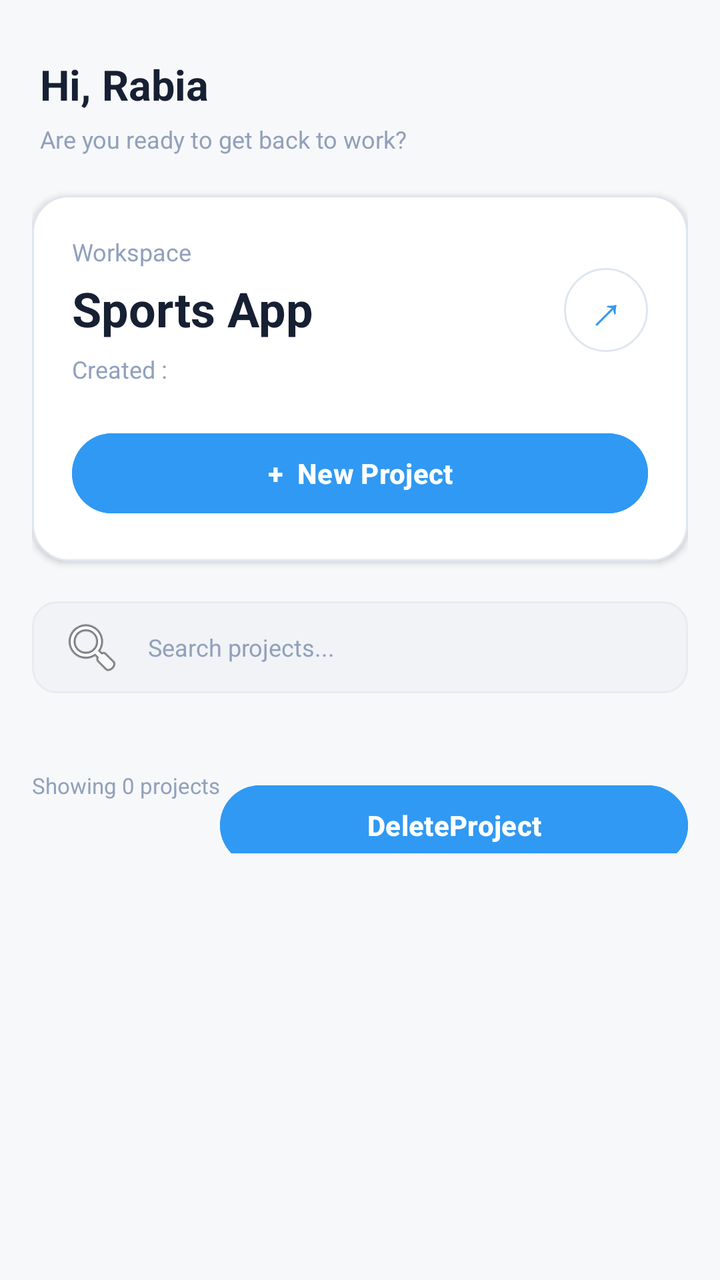
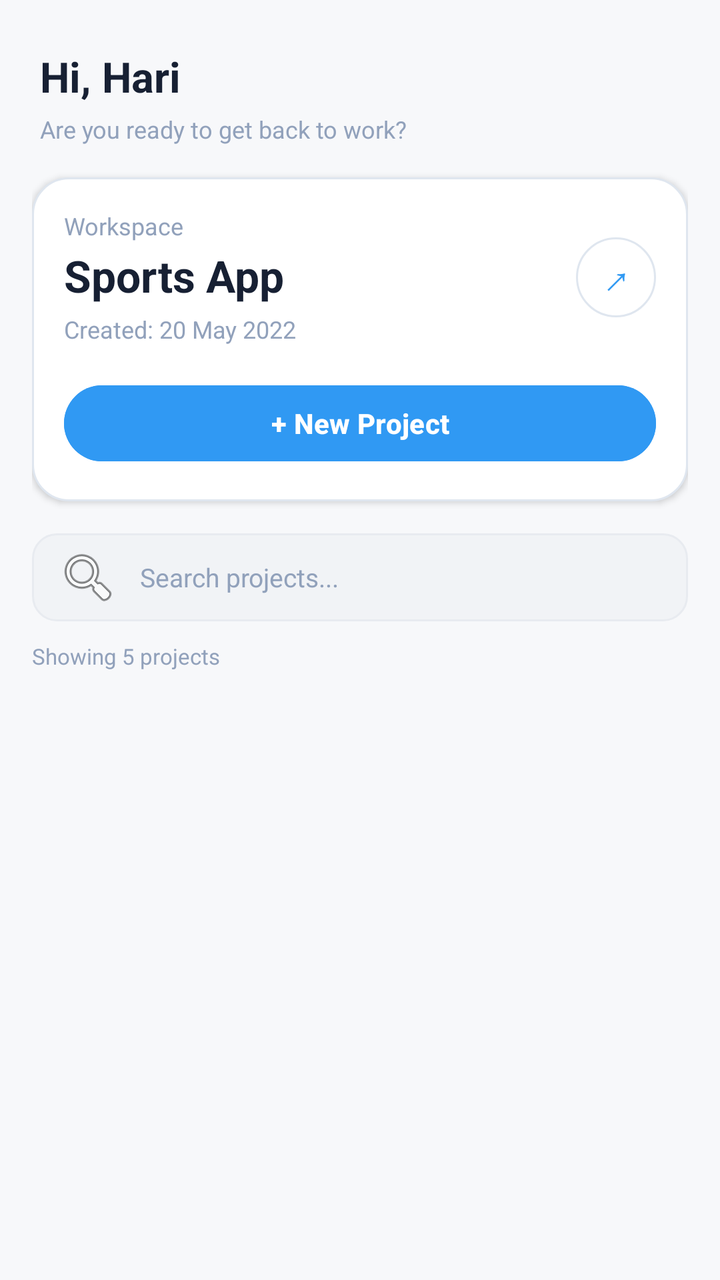

Screens rendered from an Android XML layout before and after an edit, with the pre-edit source and the edit as a unified diff.
<!-- AndroidManifest.xml: application theme Theme.TaskFlow -->
<!-- res/layout/activity_home.xml -->
<ScrollView
    xmlns:android="http://schemas.android.com/apk/res/android"
    android:layout_width="match_parent"
    android:layout_height="match_parent"
    android:background="#F7F8FA"
    android:fillViewport="true"
    android:overScrollMode="never">

    <LinearLayout
        android:layout_width="match_parent"
        android:layout_height="wrap_content"
        android:orientation="vertical"
        android:paddingStart="16dp"
        android:paddingTop="28dp"
        android:paddingEnd="16dp"
        android:paddingBottom="40dp">

        

        <TextView
            android:id="@+id/tvWelcome"
            android:layout_width="match_parent"
            android:layout_height="wrap_content"
            android:paddingStart="4dp"
            android:text="Hi, Rabia"
            android:textColor="#172033"
            android:textSize="21sp"
            android:textStyle="bold" />

        <TextView
            android:id="@+id/tvWelcomeSubtitle"
            android:layout_width="match_parent"
            android:layout_height="wrap_content"
            android:layout_marginTop="5dp"
            android:paddingStart="4dp"
            android:text="Are you ready to get back to work?"
            android:textColor="#91A1BB"
            android:textSize="12sp" />

        

        <LinearLayout
            android:layout_width="match_parent"
            android:layout_height="wrap_content"
            android:layout_marginTop="20dp"
            android:background="@drawable/bg_workspace_card"
            android:elevation="2dp"
            android:orientation="vertical"
            android:padding="20dp">

            <LinearLayout
                android:layout_width="match_parent"
                android:layout_height="wrap_content"
                android:gravity="center_vertical"
                android:orientation="horizontal">

                <LinearLayout
                    android:layout_width="0dp"
                    android:layout_height="wrap_content"
                    android:layout_weight="1"
                    android:orientation="vertical">

                    <TextView
                        android:id="@+id/tvWorkspaceLabel"
                        android:layout_width="wrap_content"
                        android:layout_height="wrap_content"
                        android:text="Workspace"
                        android:textColor="#91A1BB"
                        android:textSize="12sp" />

                    <TextView
                        android:id="@+id/tvWorkspaceName"
                        android:layout_width="wrap_content"
                        android:layout_height="wrap_content"
                        android:layout_marginTop="4dp"
                        android:text="Sports App"
                        android:textColor="#172033"
                        android:textSize="24sp"
                        android:textStyle="bold" />

                    <TextView
                        android:id="@+id/tvWorkspaceCreated"
                        android:layout_width="wrap_content"
                        android:layout_height="wrap_content"
                        android:layout_marginTop="6dp"
                        android:text="Created :"
                        android:textColor="#91A1BB"
                        android:textSize="12sp" />

                </LinearLayout>

                <TextView
                    android:id="@+id/tvWorkspaceArrow"
                    android:layout_width="42dp"
                    android:layout_height="42dp"
                    android:background="@drawable/bg_workspace_arrow"
                    android:contentDescription="Workspace"
                    android:gravity="center"
                    android:text="↗"
                    android:textColor="#3099F3"
                    android:textSize="24sp" />

            </LinearLayout>


            <Button
                android:id="@+id/btnNewProject"
                android:layout_width="match_parent"
                android:layout_height="48dp"
                android:layout_marginTop="20dp"
                android:backgroundTint="#3099F3"
                android:elevation="2dp"
                android:minHeight="0dp"
                android:text="+  New Project"
                android:textAllCaps="false"
                android:textColor="#FFFFFF"
                android:textSize="14sp"
                android:textStyle="bold" />

        </LinearLayout>

        

        <EditText
            android:id="@+id/etSearchProjects"
            android:layout_width="match_parent"
            android:layout_height="46dp"
            android:layout_marginTop="20dp"
            android:background="@drawable/bg_search_field"
            android:drawableStart="@android:drawable/ic_menu_search"
            android:drawablePadding="12dp"
            android:hint="Search projects..."
            android:inputType="text"
            android:paddingStart="14dp"
            android:paddingEnd="14dp"
            android:singleLine="true"
            android:textColor="#172033"
            android:textColorHint="#91A1BB"
            android:textSize="12sp" />

        

        <LinearLayout
            android:layout_width="match_parent"
            android:layout_height="wrap_content"
            android:layout_marginTop="12dp"
            android:gravity="center_vertical"
            android:orientation="horizontal">

            <TextView
                android:id="@+id/tvProjectsShowingLabel"
                android:layout_width="wrap_content"
                android:layout_height="wrap_content"
                android:text="Showing "
                android:textColor="#91A1BB"
                android:textSize="11sp" />

            <TextView
                android:id="@+id/tvUpcomingCount"
                android:layout_width="wrap_content"
                android:layout_height="wrap_content"
                android:text="0"
                android:textColor="#91A1BB"
                android:textSize="11sp" />

            <TextView
                android:layout_width="wrap_content"
                android:layout_height="wrap_content"
                android:text=" projects"
                android:textColor="#91A1BB"
                android:textSize="11sp" />


            <Button
                android:id="@+id/btndeleteproject"
                android:layout_width="match_parent"
                android:layout_height="48dp"
                android:layout_marginTop="20dp"
                android:backgroundTint="#3099F3"
                android:elevation="2dp"
                android:minHeight="0dp"
                android:text="DeleteProject"
                android:textAllCaps="false"
                android:textColor="#FFFFFF"
                android:textSize="14sp"
                android:textStyle="bold" />

        </LinearLayout>

        

        <LinearLayout
            android:id="@+id/llUpcomingProjects"
            android:layout_width="match_parent"
            android:layout_height="wrap_content"
            android:layout_marginTop="18dp"
            android:orientation="vertical" />

        

        <TextView
            android:id="@+id/tvNoProjects"
            android:layout_width="match_parent"
            android:layout_height="wrap_content"
            android:layout_marginTop="24dp"
            android:gravity="center"
            android:text="No projects yet. Create your first project!"
            android:textColor="#91A1BB"
            android:textSize="13sp"
            android:visibility="gone" />

    </LinearLayout>

</ScrollView>
<!-- resources referenced by this layout -->
<resources>
  <!-- drawable bg_search_field (drawable) -->
  <shape xmlns:android="http://schemas.android.com/apk/res/android"
      android:shape="rectangle">
  
      <solid android:color="#F1F3F6" />
  
      <corners android:radius="12dp" />
  
      <stroke
          android:width="1dp"
          android:color="#E8EBF0" />
  
  </shape>
  <!-- drawable bg_workspace_arrow (drawable) -->
  <shape xmlns:android="http://schemas.android.com/apk/res/android"
      android:shape="oval">
  
      <solid android:color="#FFFFFF" />
  
      <stroke
          android:width="1dp"
          android:color="#DFE6EF" />
  
  </shape>
  <!-- drawable bg_workspace_card (drawable) -->
  <shape xmlns:android="http://schemas.android.com/apk/res/android"
      android:shape="rectangle">
  
      <solid android:color="#FFFFFF" />
  
      <corners android:radius="18dp" />
  
      <stroke
          android:width="1dp"
          android:color="#DFE6EF" />
  
  </shape>
  <style name="Theme.TaskFlow" parent="Base.Theme.TaskFlow" />
  <style name="Base.Theme.TaskFlow" parent="Theme.Material3.DayNight.NoActionBar">
          
          
      </style>
</resources>

<!-- the commit's change to res/layout/activity_home.xml (unified diff, before → after) -->
@@ -1,214 +1,158 @@
-<ScrollView
-    xmlns:android="http://schemas.android.com/apk/res/android"
+<?xml version="1.0" encoding="utf-8"?>
+<LinearLayout xmlns:android="http://schemas.android.com/apk/res/android"
     android:layout_width="match_parent"
     android:layout_height="match_parent"
     android:background="#F7F8FA"
-    android:fillViewport="true"
-    android:overScrollMode="never">
+    android:orientation="vertical"
+    android:paddingStart="16dp"
+    android:paddingTop="24dp"
+    android:paddingEnd="16dp">
 
+    
+    <TextView
+        android:id="@+id/tvWelcome"
+        android:layout_width="match_parent"
+        android:layout_height="wrap_content"
+        android:paddingStart="4dp"
+        android:text="Hi, Hari"
+        android:textColor="#172033"
+        android:textSize="21sp"
+        android:textStyle="bold" />
+
+    <TextView
+        android:id="@+id/tvWelcomeSubtitle"
+        android:layout_width="match_parent"
+        android:layout_height="wrap_content"
+        android:layout_marginTop="4dp"
+        android:paddingStart="4dp"
+        android:text="Are you ready to get back to work?"
+        android:textColor="#91A1BB"
+        android:textSize="12sp" />
+
+    
     <LinearLayout
         android:layout_width="match_parent"
         android:layout_height="wrap_content"
+        android:layout_marginTop="16dp"
+        android:background="@drawable/bg_workspace_card"
+        android:elevation="2dp"
         android:orientation="vertical"
-        android:paddingStart="16dp"
-        android:paddingTop="28dp"
-        android:paddingEnd="16dp"
-        android:paddingBottom="40dp">
-
-        
-
-        <TextView
-            android:id="@+id/tvWelcome"
-            android:layout_width="match_parent"
-            android:layout_height="wrap_content"
-            android:paddingStart="4dp"
-            android:text="Hi, Rabia"
-            android:textColor="#172033"
-            android:textSize="21sp"
-            android:textStyle="bold" />
-
-        <TextView
-            android:id="@+id/tvWelcomeSubtitle"
-            android:layout_width="match_parent"
-            android:layout_height="wrap_content"
-            android:layout_marginTop="5dp"
-            android:paddingStart="4dp"
-            android:text="Are you ready to get back to work?"
-            android:textColor="#91A1BB"
-            android:textSize="12sp" />
-
-        
+        android:padding="16dp">
 
         <LinearLayout
             android:layout_width="match_parent"
             android:layout_height="wrap_content"
-            android:layout_marginTop="20dp"
-            android:background="@drawable/bg_workspace_card"
-            android:elevation="2dp"
-            android:orientation="vertical"
-            android:padding="20dp">
-
-            <LinearLayout
-                android:layout_width="match_parent"
-                android:layout_height="wrap_content"
-                android:gravity="center_vertical"
-                android:orientation="horizontal">
-
-                <LinearLayout
-                    android:layout_width="0dp"
-                    android:layout_height="wrap_content"
-                    android:layout_weight="1"
-                    android:orientation="vertical">
-
-                    <TextView
-                        android:id="@+id/tvWorkspaceLabel"
-                        android:layout_width="wrap_content"
-                        android:layout_height="wrap_content"
-                        android:text="Workspace"
-                        android:textColor="#91A1BB"
-                        android:textSize="12sp" />
-
-                    <TextView
-                        android:id="@+id/tvWorkspaceName"
-                        android:layout_width="wrap_content"
-                        android:layout_height="wrap_content"
-                        android:layout_marginTop="4dp"
-                        android:text="Sports App"
-                        android:textColor="#172033"
-                        android:textSize="24sp"
-                        android:textStyle="bold" />
-
-                    <TextView
-                        android:id="@+id/tvWorkspaceCreated"
-                        android:layout_width="wrap_content"
-                        android:layout_height="wrap_content"
-                        android:layout_marginTop="6dp"
-                        android:text="Created :"
-                        android:textColor="#91A1BB"
-                        android:textSize="12sp" />
-
-                </LinearLayout>
-
-                <TextView
-                    android:id="@+id/tvWorkspaceArrow"
-                    android:layout_width="42dp"
-                    android:layout_height="42dp"
-                    android:background="@drawable/bg_workspace_arrow"
-                    android:contentDescription="Workspace"
-                    android:gravity="center"
-                    android:text="↗"
-                    android:textColor="#3099F3"
-                    android:textSize="24sp" />
-
-            </LinearLayout>
-
-
-            <Button
-                android:id="@+id/btnNewProject"
-                android:layout_width="match_parent"
-                android:layout_height="48dp"
-                android:layout_marginTop="20dp"
-                android:backgroundTint="#3099F3"
-                android:elevation="2dp"
-                android:minHeight="0dp"
-                android:text="+  New Project"
-                android:textAllCaps="false"
-                android:textColor="#FFFFFF"
-                android:textSize="14sp"
-                android:textStyle="bold" />
-
-        </LinearLayout>
-
-        
-
-        <EditText
-            android:id="@+id/etSearchProjects"
-            android:layout_width="match_parent"
-            android:layout_height="46dp"
-            android:layout_marginTop="20dp"
-            android:background="@drawable/bg_search_field"
-            android:drawableStart="@android:drawable/ic_menu_search"
-            android:drawablePadding="12dp"
-            android:hint="Search projects..."
-            android:inputType="text"
-            android:paddingStart="14dp"
-            android:paddingEnd="14dp"
-            android:singleLine="true"
-            android:textColor="#172033"
-            android:textColorHint="#91A1BB"
-            android:textSize="12sp" />
-
-        
-
-        <LinearLayout
-            android:layout_width="match_parent"
-            android:layout_height="wrap_content"
-            android:layout_marginTop="12dp"
             android:gravity="center_vertical"
             android:orientation="horizontal">
 
-            <TextView
-                android:id="@+id/tvProjectsShowingLabel"
-                android:layout_width="wrap_content"
+            <LinearLayout
+                android:layout_width="0dp"
                 android:layout_height="wrap_content"
-                android:text="Showing "
-                android:textColor="#91A1BB"
-                android:textSize="11sp" />
+                android:layout_weight="1"
+                android:orientation="vertical">
+
+                <TextView
+                    android:layout_width="wrap_content"
+                    android:layout_height="wrap_content"
+                    android:text="Workspace"
+                    android:textColor="#91A1BB"
+                    android:textSize="12sp" />
+
+                <TextView
+                    android:layout_width="wrap_content"
+                    android:layout_height="wrap_content"
+                    android:layout_marginTop="2dp"
+                    android:text="Sports App"
+                    android:textColor="#172033"
+                    android:textSize="22sp"
+                    android:textStyle="bold" />
+
+                <TextView
+                    android:id="@+id/tvWorkspaceCreated"
+                    android:layout_width="wrap_content"
+                    android:layout_height="wrap_content"
+                    android:layout_marginTop="4dp"
+                    android:text="Created: 20 May 2022"
+                    android:textColor="#91A1BB"
+                    android:textSize="12sp" />
+            </LinearLayout>
 
             <TextView
-                android:id="@+id/tvUpcomingCount"
-                android:layout_width="wrap_content"
-                android:layout_height="wrap_content"
-                android:text="0"
-                android:textColor="#91A1BB"
-                android:textSize="11sp" />
-
-            <TextView
-                android:layout_width="wrap_content"
-                android:layout_height="wrap_content"
-                android:text=" projects"
-                android:textColor="#91A1BB"
-                android:textSize="11sp" />
-
-
-            <Button
-                android:id="@+id/btndeleteproject"
-                android:layout_width="match_parent"
-                android:layout_height="48dp"
-                android:layout_marginTop="20dp"
-                android:backgroundTint="#3099F3"
-                android:elevation="2dp"
-                android:minHeight="0dp"
-                android:text="DeleteProject"
-                android:textAllCaps="false"
-                android:textColor="#FFFFFF"
-                android:textSize="14sp"
-                android:textStyle="bold" />
-
+                android:id="@+id/tvWorkspaceArrow"
+                android:layout_width="40dp"
+                android:layout_height="40dp"
+                android:background="@drawable/bg_workspace_arrow"
+                android:gravity="center"
+                android:text="↗"
+                android:textColor="#3099F3"
+                android:textSize="20sp" />
         </LinearLayout>
 
-        
-
-        <LinearLayout
-            android:id="@+id/llUpcomingProjects"
+        <Button
+            android:id="@+id/btnNewProject"
             android:layout_width="match_parent"
-            android:layout_height="wrap_content"
-            android:layout_marginTop="18dp"
-            android:orientation="vertical" />
-
-        
-
-        <TextView
-            android:id="@+id/tvNoProjects"
-            android:layout_width="match_parent"
-            android:layout_height="wrap_content"
-            android:layout_marginTop="24dp"
-            android:gravity="center"
-            android:text="No projects yet. Create your first project!"
-            android:textColor="#91A1BB"
-            android:textSize="13sp"
-            android:visibility="gone" />
-
+            android:layout_height="46dp"
+            android:layout_marginTop="16dp"
+            android:backgroundTint="#3099F3"
+            android:elevation="1dp"
+            android:minHeight="0dp"
+            android:text="+ New Project"
+            android:textAllCaps="false"
+            android:textColor="#FFFFFF"
+            android:textSize="14sp"
+            android:textStyle="bold" />
     </LinearLayout>
 
-</ScrollView>
+    
+    <EditText
+        android:id="@+id/etSearchProjects"
+        android:layout_width="match_parent"
+        android:layout_height="44dp"
+        android:layout_marginTop="16dp"
+        android:background="@drawable/bg_search_field"
+        android:drawableStart="@android:drawable/ic_menu_search"
+        android:drawablePadding="10dp"
+        android:hint="Search projects..."
+        android:inputType="text"
+        android:paddingStart="12dp"
+        android:paddingEnd="12dp"
+        android:singleLine="true"
+        android:textColor="#172033"
+        android:textColorHint="#91A1BB"
+        android:textSize="13sp" />
+
+    
+    <TextView
+        android:id="@+id/tvProjectsCount"
+        android:layout_width="match_parent"
+        android:layout_height="wrap_content"
+        android:layout_marginTop="10dp"
+        android:layout_marginBottom="8dp"
+        android:text="Showing 5 projects"
+        android:textColor="#91A1BB"
+        android:textSize="11sp" />
+
+    
+    <ListView
+        android:id="@+id/lvProjects"
+        android:layout_width="match_parent"
+        android:layout_height="0dp"
+        android:layout_weight="1"
+        android:divider="@null"
+        android:dividerHeight="12dp"
+        android:overScrollMode="never"
+        android:scrollbars="vertical" />
+
+    
+    <TextView
+        android:id="@+id/tvNoProjects"
+        android:layout_width="match_parent"
+        android:layout_height="wrap_content"
+        android:layout_marginTop="32dp"
+        android:gravity="center"
+        android:text="No matching projects found."
+        android:textColor="#91A1BB"
+        android:textSize="13sp"
+        android:visibility="gone" />
+
+</LinearLayout>
